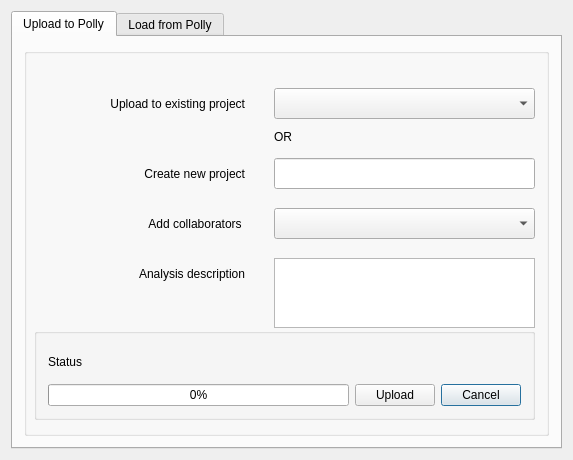
Before: the Qt Designer form src/gui/mzroll/forms/pollyelmaveninterface.ui in ElucidataInc/ElMaven, drawn with Qt 5.
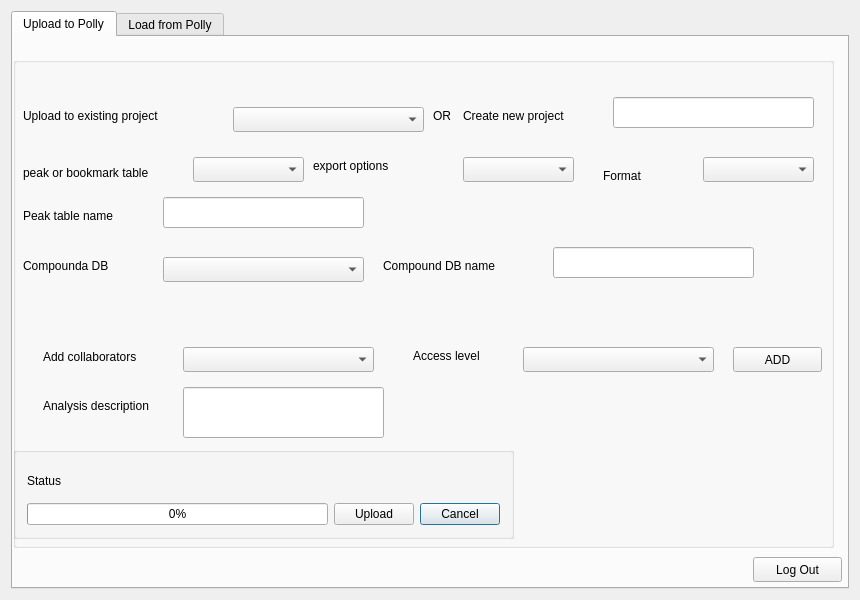
After: the same form once the commit is applied.

Commit message: [WIP] new UI is here, visual refinements are coming in next commits

Patch:
```diff
--- a/src/gui/mzroll/forms/pollyelmaveninterface.ui
+++ b/src/gui/mzroll/forms/pollyelmaveninterface.ui
@@ -6,8 +6,8 @@
    <rect>
     <x>0</x>
     <y>0</y>
-    <width>573</width>
-    <height>460</height>
+    <width>860</width>
+    <height>600</height>
    </rect>
   </property>
   <property name="sizeIncrement">
@@ -29,59 +29,46 @@
       <attribute name="title">
        <string>Upload to Polly</string>
       </attribute>
-      <layout class="QGridLayout" name="gridLayout_10">
-       <item row="1" column="0">
         <widget class="QGroupBox" name="groupBox">
+       <property name="geometry">
+        <rect>
+         <x>0</x>
+         <y>20</y>
+         <width>821</width>
+         <height>491</height>
+        </rect>
+       </property>
          <property name="title">
           <string/>
          </property>
          <widget class="QLabel" name="label">
           <property name="geometry">
            <rect>
-            <x>20</x>
-            <y>40</y>
-            <width>201</width>
-            <height>31</height>
+          <x>10</x>
+          <y>50</y>
+          <width>181</width>
+          <height>17</height>
            </rect>
           </property>
           <property name="text">
            <string>Upload to existing project</string>
           </property>
-          <property name="alignment">
-           <set>Qt::AlignRight|Qt::AlignTrailing|Qt::AlignVCenter</set>
-          </property>
          </widget>
          <widget class="QComboBox" name="comboBox_existing_projects">
           <property name="geometry">
            <rect>
-            <x>250</x>
-            <y>40</y>
-            <width>261</width>
-            <height>31</height>
+          <x>220</x>
+          <y>50</y>
+          <width>191</width>
+          <height>25</height>
            </rect>
           </property>
          </widget>
          <widget class="QLabel" name="label_3">
           <property name="geometry">
            <rect>
-            <x>20</x>
-            <y>160</y>
-            <width>201</width>
-            <height>31</height>
-           </rect>
-          </property>
-          <property name="text">
-           <string>Add collaborators </string>
-          </property>
-          <property name="alignment">
-           <set>Qt::AlignRight|Qt::AlignTrailing|Qt::AlignVCenter</set>
-          </property>
-         </widget>
-         <widget class="QLabel" name="label_4">
-          <property name="geometry">
-           <rect>
-            <x>250</x>
-            <y>80</y>
+          <x>420</x>
+          <y>50</y>
             <width>67</width>
             <height>17</height>
            </rect>
@@ -93,75 +80,96 @@
          <widget class="QLabel" name="label_7">
           <property name="geometry">
            <rect>
-            <x>20</x>
-            <y>110</y>
-            <width>201</width>
-            <height>31</height>
+          <x>450</x>
+          <y>50</y>
+          <width>161</width>
+          <height>17</height>
            </rect>
           </property>
           <property name="text">
            <string>Create new project</string>
           </property>
-          <property name="alignment">
-           <set>Qt::AlignRight|Qt::AlignTrailing|Qt::AlignVCenter</set>
-          </property>
          </widget>
          <widget class="QLineEdit" name="lineEdit_new_project_name">
           <property name="geometry">
            <rect>
-            <x>250</x>
-            <y>110</y>
-            <width>261</width>
+          <x>600</x>
+          <y>40</y>
+          <width>201</width>
             <height>31</height>
            </rect>
           </property>
          </widget>
+       <widget class="QLabel" name="label_7">
+        <property name="geometry">
+         <rect>
+          <x>30</x>
+          <y>290</y>
+          <width>131</width>
+          <height>20</height>
+         </rect>
+        </property>
+        <property name="text">
+         <string>Add collaborators</string>
+        </property>
+       </widget>
          <widget class="QComboBox" name="comboBox_collaborators">
           <property name="geometry">
            <rect>
-            <x>250</x>
-            <y>160</y>
-            <width>261</width>
-            <height>31</height>
+          <x>170</x>
+          <y>290</y>
+          <width>191</width>
+          <height>25</height>
            </rect>
           </property>
          </widget>
-         <widget class="QTextEdit" name="textEdit_analysis_description">
+       <widget class="QLabel" name="label_8">
           <property name="geometry">
            <rect>
-            <x>250</x>
-            <y>210</y>
-            <width>261</width>
-            <height>70</height>
-           </rect>
-          </property>
-         </widget>
-         <widget class="QLabel" name="label_9">
-          <property name="geometry">
-           <rect>
-            <x>20</x>
-            <y>210</y>
-            <width>201</width>
-            <height>31</height>
+          <x>30</x>
+          <y>340</y>
+          <width>151</width>
+          <height>17</height>
            </rect>
           </property>
           <property name="text">
            <string>Analysis description</string>
           </property>
-          <property name="alignment">
-           <set>Qt::AlignRight|Qt::AlignTrailing|Qt::AlignVCenter</set>
-          </property>
-         </widget>
-         <widget class="QGroupBox" name="groupBox_4">
+       </widget>
+       <widget class="QLineEdit" name="textEdit_analysis_description">
+        <property name="geometry">
+         <rect>
+          <x>170</x>
+          <y>330</y>
+          <width>201</width>
+          <height>51</height>
+         </rect>
+        </property>
+       </widget>
+       <widget class="QGroupBox" name="groupBox_7">
           <property name="geometry">
            <rect>
-            <x>10</x>
-            <y>280</y>
+          <x>0</x>
+          <y>390</y>
             <width>501</width>
             <height>92</height>
            </rect>
           </property>
-          <layout class="QGridLayout" name="gridLayout_4">
+        <layout class="QGridLayout" name="gridLayout_7">
+         <item row="4" column="3">
+          <widget class="QProgressBar" name="progressBar_upload">
+           <property name="value">
+            <number>0</number>
+           </property>
+          </widget>
+         </item>
+         <item row="3" column="3">
+          <widget class="QLabel" name="statusText_4">
+           <property name="text">
+            <string>Status</string>
+           </property>
+          </widget>
+         </item>
            <item row="4" column="5">
             <widget class="QPushButton" name="cancelButton_upload">
              <property name="text">
@@ -176,25 +184,196 @@
              </property>
             </widget>
            </item>
-           <item row="4" column="3">
-            <widget class="QProgressBar" name="progressBar_upload">
-             <property name="value">
-              <number>0</number>
-             </property>
-            </widget>
-           </item>
-           <item row="3" column="3">
-            <widget class="QLabel" name="statusText">
+        </layout>
+       </widget>
+       <widget class="QLabel" name="label_9">
+        <property name="geometry">
+         <rect>
+          <x>10</x>
+          <y>100</y>
+          <width>161</width>
+          <height>31</height>
+         </rect>
+        </property>
+        <property name="text">
+         <string>peak or bookmark table</string>
+        </property>
+       </widget>
+       <widget class="QComboBox" name="comboBox_table_name">
+        <property name="geometry">
+         <rect>
+          <x>180</x>
+          <y>100</y>
+          <width>111</width>
+          <height>25</height>
+         </rect>
+        </property>
+       </widget>
+       <widget class="QLabel" name="label_10">
+        <property name="geometry">
+         <rect>
+          <x>300</x>
+          <y>100</y>
+          <width>111</width>
+          <height>17</height>
+         </rect>
+        </property>
              <property name="text">
-              <string>Status</string>
-             </property>
-            </widget>
-           </item>
-          </layout>
-         </widget>
-        </widget>
-       </item>
-      </layout>
+         <string>export options</string>
+        </property>
+       </widget>
+       <widget class="QComboBox" name="comboBox_export_table">
+        <property name="geometry">
+         <rect>
+          <x>450</x>
+          <y>100</y>
+          <width>111</width>
+          <height>25</height>
+         </rect>
+        </property>
+       </widget>
+       <widget class="QLabel" name="label_11">
+        <property name="geometry">
+         <rect>
+          <x>590</x>
+          <y>110</y>
+          <width>67</width>
+          <height>17</height>
+         </rect>
+        </property>
+        <property name="text">
+         <string>Format</string>
+        </property>
+       </widget>
+       <widget class="QComboBox" name="comboBox_export_format">
+        <property name="geometry">
+         <rect>
+          <x>690</x>
+          <y>100</y>
+          <width>111</width>
+          <height>25</height>
+         </rect>
+        </property>
+       </widget>
+       <widget class="QLabel" name="label_12">
+        <property name="geometry">
+         <rect>
+          <x>400</x>
+          <y>290</y>
+          <width>91</width>
+          <height>17</height>
+         </rect>
+        </property>
+        <property name="text">
+         <string>Access level</string>
+        </property>
+       </widget>
+       <widget class="QComboBox" name="comboBox_collaborators_access_level">
+        <property name="geometry">
+         <rect>
+          <x>510</x>
+          <y>290</y>
+          <width>191</width>
+          <height>25</height>
+         </rect>
+        </property>
+       </widget>
+       <widget class="QLabel" name="label_13">
+        <property name="geometry">
+         <rect>
+          <x>10</x>
+          <y>150</y>
+          <width>121</width>
+          <height>17</height>
+         </rect>
+        </property>
+        <property name="text">
+         <string>Peak table name</string>
+        </property>
+       </widget>
+       <widget class="QLineEdit" name="lineEdit_filename">
+        <property name="geometry">
+         <rect>
+          <x>150</x>
+          <y>140</y>
+          <width>201</width>
+          <height>31</height>
+         </rect>
+        </property>
+       </widget>
+       <widget class="QLabel" name="label_23">
+        <property name="geometry">
+         <rect>
+          <x>10</x>
+          <y>200</y>
+          <width>111</width>
+          <height>17</height>
+         </rect>
+        </property>
+        <property name="text">
+         <string>Compounda DB</string>
+        </property>
+       </widget>
+       <widget class="QComboBox" name="comboBox_compound_db">
+        <property name="geometry">
+         <rect>
+          <x>150</x>
+          <y>200</y>
+          <width>201</width>
+          <height>25</height>
+         </rect>
+        </property>
+       </widget>
+       <widget class="QPushButton" name="add_collab_button">
+        <property name="geometry">
+         <rect>
+          <x>720</x>
+          <y>290</y>
+          <width>89</width>
+          <height>25</height>
+         </rect>
+        </property>
+        <property name="text">
+         <string>ADD</string>
+        </property>
+       </widget>
+       <widget class="QLabel" name="label_14">
+        <property name="geometry">
+         <rect>
+          <x>370</x>
+          <y>200</y>
+          <width>151</width>
+          <height>17</height>
+         </rect>
+        </property>
+        <property name="text">
+         <string>Compound DB name</string>
+        </property>
+       </widget>
+       <widget class="QLineEdit" name="lineEdit_compound_DB_name">
+        <property name="geometry">
+         <rect>
+          <x>540</x>
+          <y>190</y>
+          <width>201</width>
+          <height>31</height>
+         </rect>
+        </property>
+       </widget>
+      </widget>
+      <widget class="QPushButton" name="logout_upload">
+       <property name="geometry">
+        <rect>
+         <x>740</x>
+         <y>520</y>
+         <width>89</width>
+         <height>25</height>
+        </rect>
+       </property>
+       <property name="text">
+        <string>Log Out</string>
+       </property>
+      </widget>
      </widget>
      <widget class="QWidget" name="groupFilteringTab">
       <attribute name="title">
```
Left out of the diff: 127 changed lines with no effect on the pictures. Lines whose indentation alone changed are shown as unchanged.
